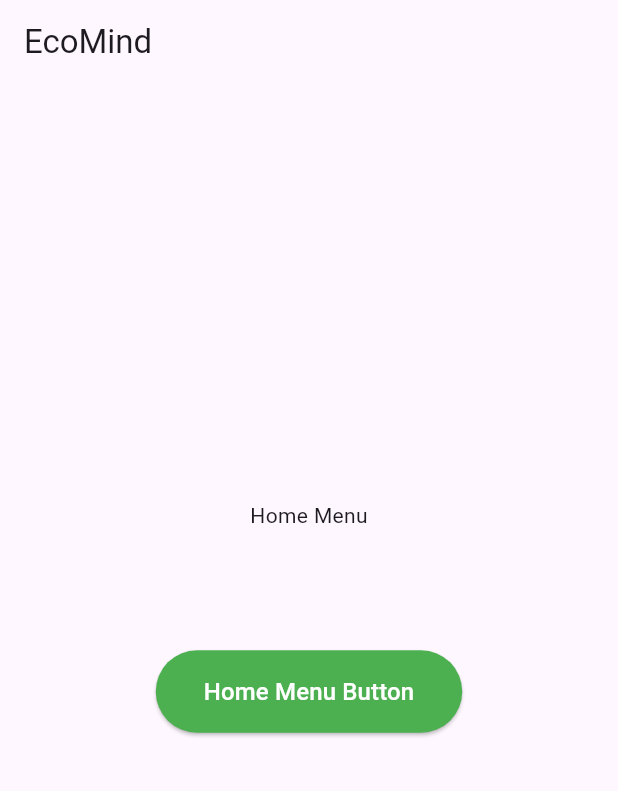
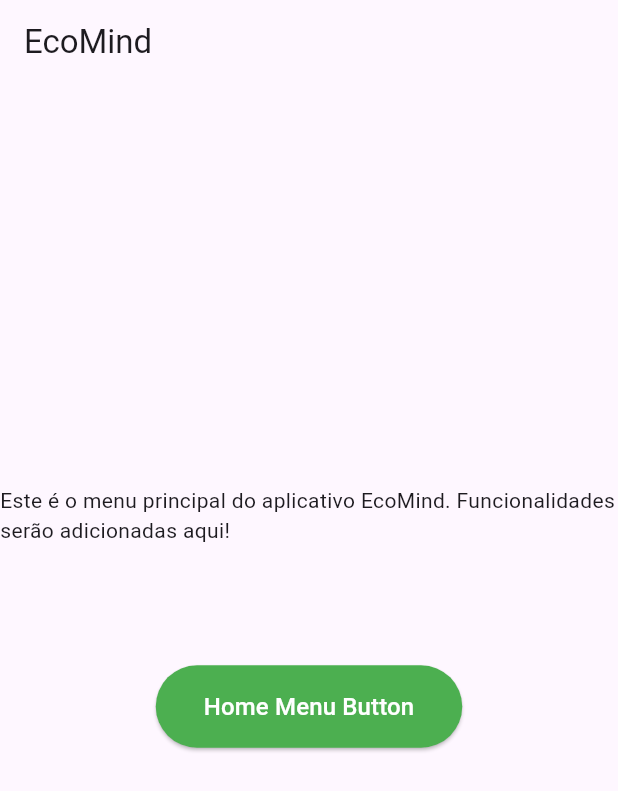
Before and after one commit to ggcraveiro/AppFetin, a Flutter app: the screen it shows after launch, on a phone screen of 412 x 824 dp. Shown: the top 791 px of the screen. Run offline on Flutter 3.47's test engine with Material 3 defaults, Android fonts, the phone set to English and light mode, and no system bars.

Commit message:
Update text in menu1_page.dart

```diff
--- a/lib/pages/menu1_page.dart
+++ b/lib/pages/menu1_page.dart
@@ -9,7 +9,7 @@ class Menu1Page extends StatelessWidget {
       child: Column(
         mainAxisAlignment: MainAxisAlignment.center,
         children: [
-          const Text('Home Menu'),
+          const Text('Este é o menu principal do aplicativo EcoMind. Funcionalidades serão adicionadas aqui!'),
           const SizedBox(height: 80), // Space to position button below center
           ElevatedButton(
             style: ElevatedButton.styleFrom(
```
